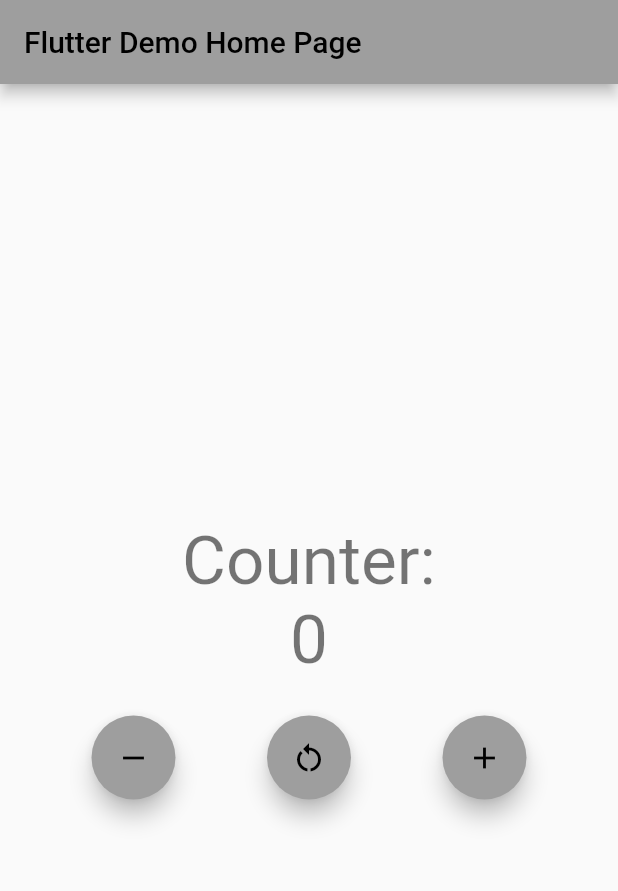
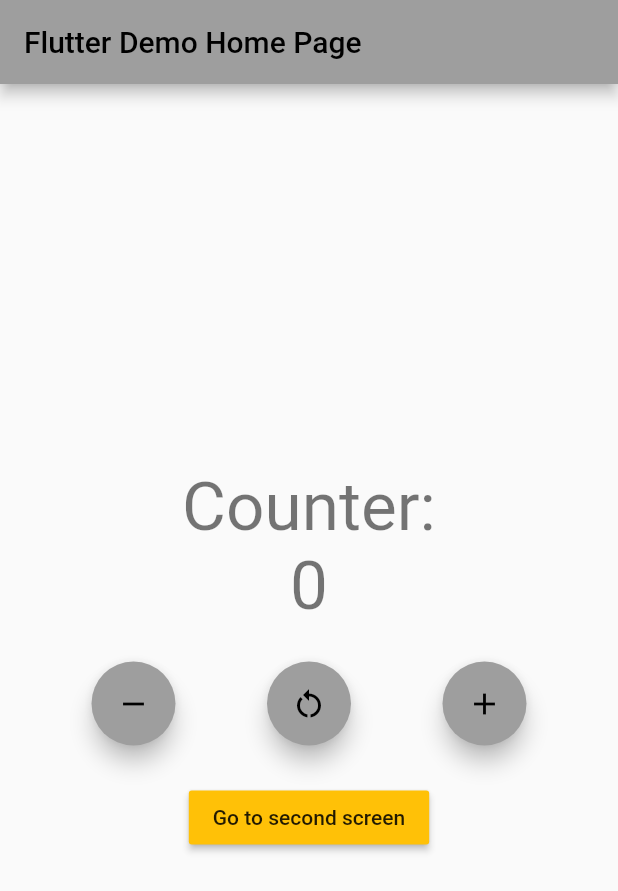
Before and after one commit to constantinLu/bloc_counter, a Flutter app: the screen it shows after launch, on a phone screen of 412 x 824 dp. Shown: the top 891 px of the screen. Run offline on Flutter 3.47's test engine with Material 2 defaults, Android fonts, the phone set to English and light mode, and no system bars; our stand-ins replace bloc, equatable, flutter_bloc.

Commit message:
FLUTT-333 - added second home screen

```diff
--- a/lib/cubit/counter_cubit.dart
+++ b/lib/logic/cubit/counter_cubit.dart
@@ -1,4 +1,5 @@
 import 'package:bloc/bloc.dart';
+import 'package:equatable/equatable.dart';
 
 part 'counter_state.dart';
 
--- a/lib/cubit/counter_state.dart
+++ b/lib/logic/cubit/counter_state.dart
@@ -1,8 +1,12 @@
 part of 'counter_cubit.dart';
 
-class CounterState {
+class CounterState extends Equatable {
   int counterValue;
   bool? wasIncremented;
 
   CounterState({required this.counterValue, this.wasIncremented});
+
+  @override
+  // TODO: implement props
+  List<Object?> get props => [counterValue, wasIncremented];
 }
--- a/lib/main.dart
+++ b/lib/presentation/screens/home_screen.dart
@@ -1,41 +1,20 @@
+import 'package:bloc_counter/presentation/screens/second_screen.dart';
 import 'package:flutter/material.dart';
 import 'package:flutter_bloc/flutter_bloc.dart';
 
-import 'cubit/counter_cubit.dart';
+import '../../logic/cubit/counter_cubit.dart';
 
-void main() {
-  runApp(const MyApp());
+class HomeScreen extends StatefulWidget {
+  const HomeScreen({super.key, required this.title, required this.color});
+
+  final String title;
+  final Color color;
+
+  @override
+  State<HomeScreen> createState() => _HomeScreenState();
 }
 
-class MyApp extends StatelessWidget {
-  const MyApp({super.key});
-
-  // This widget is the root of your application.
-  @override
-  Widget build(BuildContext context) {
-    return BlocProvider(
-      create: (context) => CounterCubit(),
-      child: MaterialApp(
-        title: 'Counter Cubit Demo',
-        theme: ThemeData(
-            primarySwatch: Colors.grey, visualDensity: VisualDensity.adaptivePlatformDensity),
-        debugShowCheckedModeBanner: false,
-        home: const MyHomePage(title: 'Flutter Demo Home Page'),
-      ),
-    );
-  }
-}
-
-class MyHomePage extends StatefulWidget {
-  const MyHomePage({super.key, required this.title});
-
-  final String title;
-
-  @override
-  State<MyHomePage> createState() => _MyHomePageState();
-}
-
-class _MyHomePageState extends State<MyHomePage> {
+class _HomeScreenState extends State<HomeScreen> {
   @override
   Widget build(BuildContext context) {
     //listen to changes
@@ -45,7 +24,6 @@ class _MyHomePageState extends State<MyHomePage> {
       ),
       body: BlocListener<CounterCubit, CounterState>(
         listener: (context, state) {
-
           if (state.wasIncremented == true) {
             const snackBar = SnackBar(
               content: Text('Yay! A SnackBar!'),
@@ -100,6 +78,18 @@ class _MyHomePageState extends State<MyHomePage> {
                   ),
                 ],
               ),
+              const SizedBox(
+                height: 24,
+              ),
+              MaterialButton(
+                color: widget.color,
+                onPressed: () {
+                  Navigator.of(context).push(MaterialPageRoute(
+                      builder: (context) =>
+                          const SecondScreen(title: "SecondScreen", color: Colors.red)));
+                },
+                child: const Text("Go to second screen"),
+              )
             ],
           ),
         ),
--- /dev/null
+++ b/lib/presentation/screens/main.dart
@@ -0,0 +1,27 @@
+import 'package:bloc_counter/logic/cubit/counter_cubit.dart';
+import 'package:bloc_counter/presentation/screens/home_screen.dart';
+import 'package:flutter/material.dart';
+import 'package:flutter_bloc/flutter_bloc.dart';
+
+void main() {
+  runApp(const MyApp());
+}
+
+class MyApp extends StatelessWidget {
+  const MyApp({super.key});
+
+  // This widget is the root of your application.
+  @override
+  Widget build(BuildContext context) {
+    return BlocProvider(
+      create: (context) => CounterCubit(),
+      child: MaterialApp(
+        title: 'Counter Cubit Demo',
+        theme: ThemeData(
+            primarySwatch: Colors.grey, visualDensity: VisualDensity.adaptivePlatformDensity),
+        debugShowCheckedModeBanner: false,
+        home: const HomeScreen(title: 'Flutter Demo Home Page', color: Colors.amber),
+      ),
+    );
+  }
+}
--- a/pubspec.yaml
+++ b/pubspec.yaml
@@ -37,6 +37,8 @@ dependencies:
   # Use with the CupertinoIcons class for iOS style icons.
   cupertino_icons: ^1.0.2
   flutter_bloc: ^8.1.1
+  equatable: ^2.0.5
+  bloc_test: ^9.1.0
 
 dev_dependencies:
   flutter_test:
```
Also changed, not shown: lib/presentation/screens/second_screen.dart (added, +93 -0 lines), pubspec.lock, 2 other files.
